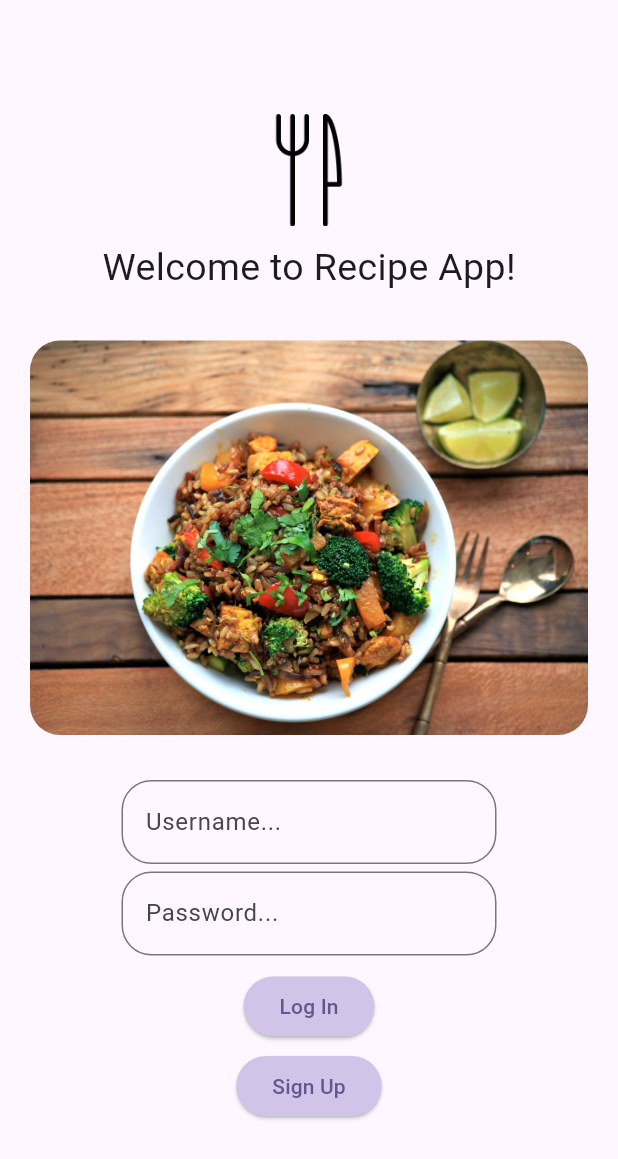
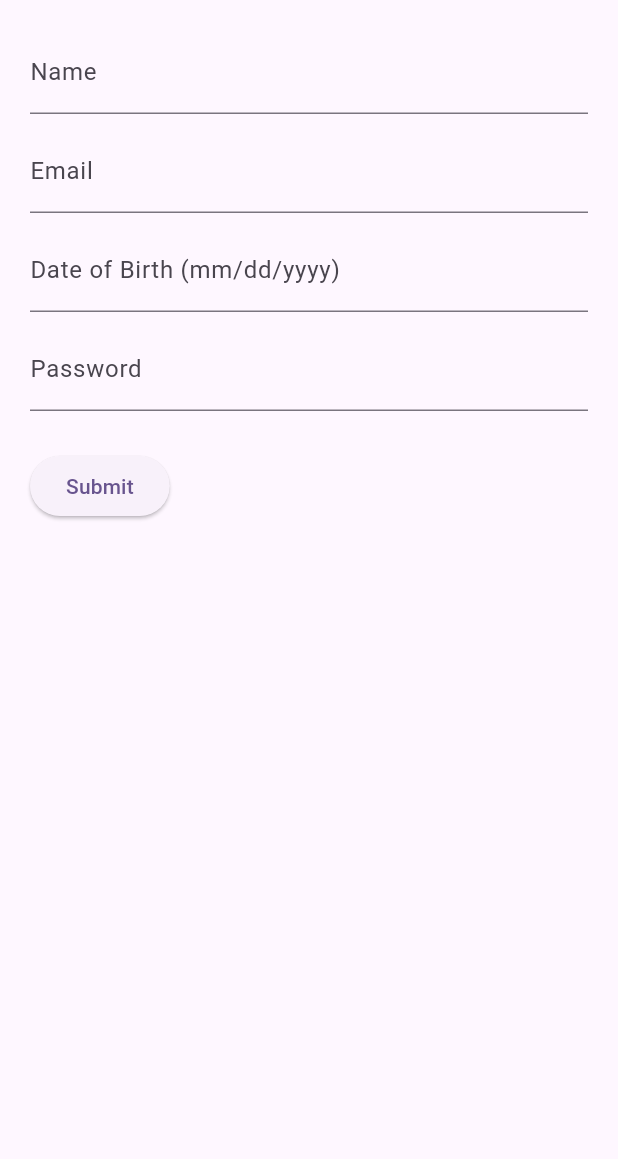
Before and after one commit to sxyf17/RecipeApp, a Flutter app: the screen it shows after launch, after a tap on "Sign Up", on a phone screen of 412 x 824 dp. Shown: the top 1159 px of the screen. Run offline on Flutter 3.47's test engine with Material 3 defaults, Android fonts, the phone set to English and light mode, and no system bars; drawn by our look-alikes of flutter_form_builder.

Commit message:
added sign up page

```diff
--- a/lib/home.dart
+++ b/lib/home.dart
@@ -1,4 +1,6 @@
 import 'package:flutter/material.dart';
+import 'package:recipe_app/global_recipe_page.dart';
+import 'package:recipe_app/sign_up.dart';
 
 class RecipeHome extends StatefulWidget {
   const RecipeHome({super.key, required this.title});
@@ -44,34 +46,52 @@ class _RecipeHomeState extends State<RecipeHome> {
             const SizedBox(
               height: 10,
             ),
-
             const SizedBox(
               width: 250,
               child: TextField(
-              decoration: InputDecoration(
+                decoration: InputDecoration(
                   border: OutlineInputBorder(
-                    borderRadius: BorderRadius.all(Radius.circular(20))
-                  ),
-                  hintText: 'Username...',),
+                      borderRadius: BorderRadius.all(Radius.circular(20))),
+                  hintText: 'Username...',
+                ),
               ),
             ),
             const SizedBox(height: 5),
             const SizedBox(
               width: 250,
               child: TextField(
-              decoration: InputDecoration(
-                  border: OutlineInputBorder(
-                    borderRadius: BorderRadius.all(Radius.circular(20))
-                  ), hintText: 'Password...'),
+                decoration: InputDecoration(
+                    border: OutlineInputBorder(
+                        borderRadius: BorderRadius.all(Radius.circular(20))),
+                    hintText: 'Password...'),
               ),
             ),
-            const SizedBox(height: 10,),
-            ElevatedButton(onPressed: () {}, style: ElevatedButton.styleFrom(
-                    backgroundColor: Colors.deepPurple[100]), child: const Text('Log In')),
+            const SizedBox(
+              height: 10,
+            ),
+            ElevatedButton(
+                onPressed: () {
+                  Navigator.push(
+                    context,
+                    MaterialPageRoute(
+                        builder: (context) => const GlobalRecipesPage()),
+                  );
+                },
+                style: ElevatedButton.styleFrom(
+                    backgroundColor: Colors.deepOrange[100]),
+                child: const Text('Log In')),
             const SizedBox(
               height: 5,
             ),
-            ElevatedButton(onPressed: () {}, style: ElevatedButton.styleFrom(backgroundColor: Colors.deepPurple[100]), child: const Text('Sign Up'))
+            ElevatedButton(
+                onPressed: () {
+                  Navigator.push(context,
+                   MaterialPageRoute(builder: (context) => const SignUpPage())
+                   );
+                },
+                style: ElevatedButton.styleFrom(
+                    backgroundColor: Colors.deepOrange[100]),
+                child: const Text('Sign Up'))
           ],
         ),
       ), // This trailing comma makes auto-formatting nicer for build methods.
--- /dev/null
+++ b/lib/sign_up.dart
@@ -0,0 +1,120 @@
+import 'package:flutter/material.dart';
+import 'package:flutter_form_builder/flutter_form_builder.dart';
+import 'package:recipe_app/global_recipe_page.dart';
+
+// Create a Form widget.
+class SignUpPage extends StatefulWidget {
+  const SignUpPage({super.key});
+
+  @override
+  SignUpPageState createState() {
+    return SignUpPageState();
+  }
+}
+
+// Create a corresponding State class.
+// This class holds data related to the form.
+class SignUpPageState extends State<SignUpPage> {
+  // Create a global key that uniquely identifies the Form widget
+  // and allows validation of the form.
+  //
+  // Note: This is a GlobalKey<FormState>,
+  // not a GlobalKey<SignUpPageState>.
+  final _formKey = GlobalKey<FormBuilderState>();
+
+  final TextEditingController _nameController = TextEditingController();
+  final TextEditingController _emailController = TextEditingController();
+  final TextEditingController _dobController = TextEditingController();
+
+  @override
+  Widget build(BuildContext context) {
+    // Build a Form widget using the _formKey created above.
+    return Scaffold(
+      body: Padding(padding: EdgeInsets.all(20),
+      child: FormBuilder(
+      key: _formKey,
+      child: Column(
+        crossAxisAlignment: CrossAxisAlignment.start,
+        children: [
+          TextFormField(
+            controller: _nameController,
+            decoration: const InputDecoration(labelText: 'Name'),
+            validator: (value) {
+              RegExp nameRegex = RegExp(r'[A-Z]');
+              if (!nameRegex.hasMatch(value!)) {
+                return 'Please capitalize name';
+              }
+              return null;
+            },
+          ),
+          const SizedBox(
+            height: 10,
+          ),
+          TextFormField(
+            controller: _emailController,
+            decoration: const InputDecoration(labelText: 'Email'),
+            validator: (value) {
+              if (!value!.contains('.') || !value.contains('@')) {
+                return 'Please enter valid email';
+              }
+              return null;
+            },
+          ),
+          const SizedBox(
+            height: 10,
+          ),
+          TextFormField(
+            controller: _dobController,
+            decoration:
+                const InputDecoration(labelText: 'Date of Birth (mm/dd/yyyy)'),
+            validator: (value) {
+              RegExp dateRegex = RegExp(r'^\d{2}/\d{2}/\d{4}$');
+              if (!dateRegex.hasMatch(value!)) {
+                return 'Please retry in correct format (mm/dd/yyyy)';
+              }
+              return null;
+            },
+          ),
+          const SizedBox(
+            height: 10,
+          ),
+          FormBuilderTextField(
+            name: 'password',
+            decoration: const InputDecoration(labelText: 'Password'),
+            obscureText: true,
+            validator: (value) {
+              RegExp passwordRegex = RegExp(
+                  r'^(?=.*[a-z])(?=.*[A-Z])(?=.*\d)(?=.*[@$!%*?&])[A-Za-z\d@$!%*?&]{8,}$');
+              if (!passwordRegex.hasMatch(value!)) {
+                return 'Ensure password has 1 upper/lower case letter, number, special character, 8 character length';
+              }
+              return null;
+            },
+          ),
+          const SizedBox(
+            height: 10,
+          ),
+          Padding(
+            padding: const EdgeInsets.symmetric(vertical: 16),
+            child: ElevatedButton(
+              onPressed: () {
+                // Validate returns true if the form is valid, or false otherwise.
+                if (_formKey.currentState!.validate()) {
+                  // If the form is valid, display a snackbar. In the real world,
+                  // you'd often call a server or save the information in a database.
+                  Navigator.push(
+                    context,
+                    MaterialPageRoute(
+                        builder: (context) => const GlobalRecipesPage()),
+                  );
+                }
+              },
+              child: const Text('Submit'),
+            ),
+          ),
+        ],
+      ),
+    ),)
+    );
+  }
+}
--- a/pubspec.yaml
+++ b/pubspec.yaml
@@ -30,6 +30,8 @@ environment:
 dependencies:
   flutter:
     sdk: flutter
+  flutter_form_builder:
+  form_builder_validators:
 
 
   # The following adds the Cupertino Icons font to your application.
```
Also changed, not shown: lib/global_recipe_page.dart (added, +30 -0 lines), lib/add_recipe.dart (added), lib/liked_recipes.dart (added), lib/recipe_screen.dart (added), lib/shopping_cart.dart (added), pubspec.lock.
